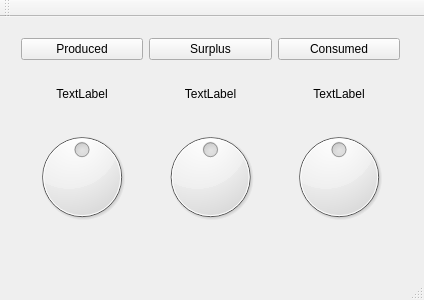
The window that Qt/QDH/mainwindow.ui (gpistoni/DomoticHome) describes before a commit, drawn with Qt 5.
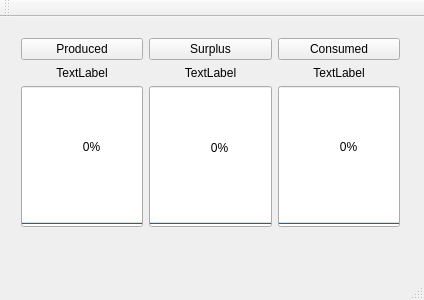
The same window after the commit.

```diff
--- a/Qt/QDH/mainwindow.ui
+++ b/Qt/QDH/mainwindow.ui
@@ -24,13 +24,13 @@
      </rect>
     </property>
     <layout class="QGridLayout" name="gridLayout">
-     <item row="2" column="1">
-      <widget class="QDial" name="dial_S">
-       <property name="minimum">
-        <number>-16</number>
+     <item row="1" column="1">
+      <widget class="QLabel" name="label_S">
+       <property name="text">
+        <string>TextLabel</string>
        </property>
-       <property name="maximum">
-        <number>16</number>
+       <property name="alignment">
+        <set>Qt::AlignCenter</set>
        </property>
       </widget>
      </item>
@@ -41,38 +41,25 @@
        </property>
       </widget>
      </item>
-     <item row="2" column="0">
-      <widget class="QDial" name="dial_P">
-       <property name="autoFillBackground">
-        <bool>false</bool>
+     <item row="2" column="1">
+      <widget class="QProgressBar" name="progressBar_S">
+       <property name="sizePolicy">
+        <sizepolicy hsizetype="Expanding" vsizetype="Expanding">
+         <horstretch>0</horstretch>
+         <verstretch>0</verstretch>
+        </sizepolicy>
        </property>
        <property name="minimum">
-        <number>-16</number>
-       </property>
-       <property name="maximum">
-        <number>16</number>
+        <number>0</number>
        </property>
        <property name="value">
         <number>0</number>
        </property>
-       <property name="sliderPosition">
-        <number>0</number>
+       <property name="alignment">
+        <set>Qt::AlignCenter</set>
        </property>
        <property name="orientation">
-        <enum>Qt::Horizontal</enum>
-       </property>
-       <property name="invertedAppearance">
-        <bool>false</bool>
-       </property>
-      </widget>
-     </item>
-     <item row="2" column="2">
-      <widget class="QDial" name="dial_C">
-       <property name="minimum">
-        <number>-16</number>
-       </property>
-       <property name="maximum">
-        <number>16</number>
+        <enum>Qt::Vertical</enum>
        </property>
       </widget>
      </item>
@@ -100,14 +87,23 @@
        </property>
       </widget>
      </item>
-     <item row="1" column="1">
-      <widget class="QLabel" name="label_S">
-       <property name="text">
-        <string>TextLabel</string>
+     <item row="2" column="0">
+      <widget class="QProgressBar" name="progressBar_P">
+       <property name="sizePolicy">
+        <sizepolicy hsizetype="Expanding" vsizetype="Expanding">
+         <horstretch>0</horstretch>
+         <verstretch>0</verstretch>
+        </sizepolicy>
+       </property>
+       <property name="value">
+        <number>0</number>
        </property>
        <property name="alignment">
         <set>Qt::AlignCenter</set>
        </property>
+       <property name="orientation">
+        <enum>Qt::Vertical</enum>
+       </property>
       </widget>
      </item>
      <item row="1" column="2">
@@ -123,6 +119,22 @@
        </property>
       </widget>
      </item>
+     <item row="2" column="2">
+      <widget class="QProgressBar" name="progressBar_C">
+       <property name="sizePolicy">
+        <sizepolicy hsizetype="Expanding" vsizetype="Expanding">
+         <horstretch>0</horstretch>
+         <verstretch>0</verstretch>
+        </sizepolicy>
+       </property>
+       <property name="value">
+        <number>0</number>
+       </property>
+       <property name="orientation">
+        <enum>Qt::Vertical</enum>
+       </property>
+      </widget>
+     </item>
     </layout>
    </widget>
   </widget>
```
